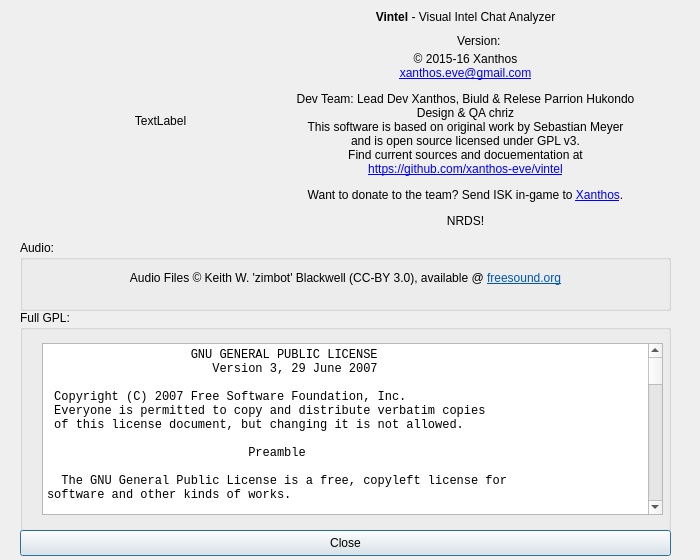
This is src/vi/ui/Info.ui in Xanthos-Code/vintel as Qt 5 draws it before an edit. The edited form follows.
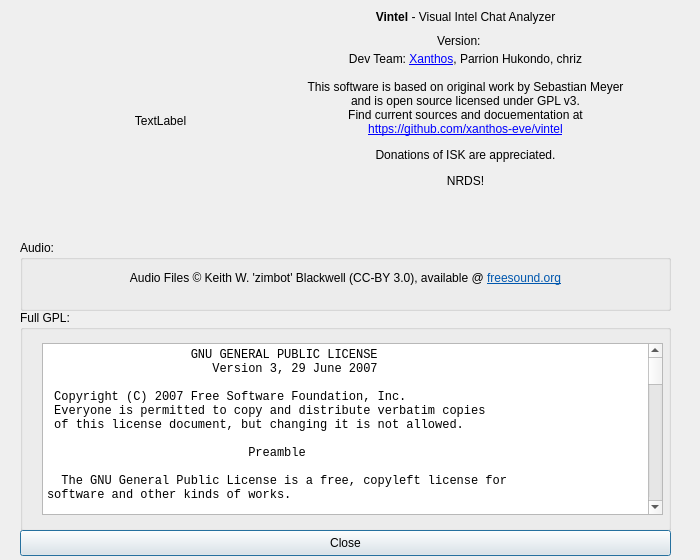
This is the edited form.

```diff
--- a/src/vi/ui/Info.ui
+++ b/src/vi/ui/Info.ui
@@ -746,11 +746,11 @@
      <x>260</x>
      <y>10</y>
      <width>411</width>
-     <height>251</height>
+     <height>231</height>
     </rect>
    </property>
    <property name="text">
-    <string>&lt;html&gt;&lt;head/&gt;&lt;body&gt;&lt;p align=&quot;center&quot;&gt;&lt;span style=&quot; font-weight:600;&quot;&gt;Vintel&lt;/span&gt; - Visual Intel Chat Analyzer&lt;br/&gt;&lt;br/&gt;&lt;br/&gt;© 2015-16 Xanthos &lt;br/&gt;&lt;a href=&quot;mailto:xanthos.eve@gmail.com&quot;&gt;&lt;span style=&quot; text-decoration: underline; color:#0000ff;&quot;&gt;xanthos.eve@gmail.com&lt;/span&gt;&lt;/a&gt;&lt;/p&gt;&lt;p align=&quot;center&quot;&gt;Dev Team: Lead Dev Xanthos, Biuld &amp;amp; Relese Parrion Hukondo&lt;br/&gt;Design &amp;amp; QA chriz&lt;br/&gt;This software is based on original work by Sebastian Meyer &lt;br/&gt;and is open source licensed under GPL v3.&lt;br/&gt;Find current sources and docuementation at&lt;br/&gt;&lt;a href=&quot;https://github.com/XanthosX/vintel&quot;&gt;&lt;span style=&quot; text-decoration: underline; color:#0000ff;&quot;&gt;https://github.com/xanthos-eve/vintel&lt;/span&gt;&lt;/a&gt;&lt;/p&gt;&lt;p align=&quot;center&quot;&gt;Want to donate to the team? Send ISK in-game to &lt;a href=&quot;http://image.eveonline.com/Character/183452271_256.jpg&quot;&gt;&lt;span style=&quot; text-decoration: underline; color:#0000ff;&quot;&gt;Xanthos&lt;/span&gt;&lt;/a&gt;.&lt;/p&gt;&lt;p align=&quot;center&quot;&gt;NRDS!&lt;/p&gt;&lt;/body&gt;&lt;/html&gt;</string>
+    <string>&lt;html&gt;&lt;head/&gt;&lt;body&gt;&lt;p align=&quot;center&quot;&gt;&lt;span style=&quot; font-weight:600;&quot;&gt;Vintel&lt;/span&gt; - Visual Intel Chat Analyzer&lt;br/&gt;&lt;br/&gt;&lt;br/&gt;Dev Team: &lt;a href=&quot;xanthos.eve@gmail.com&quot;&gt;&lt;span style=&quot; text-decoration: underline; color:#0000ff;&quot;&gt;Xanthos&lt;/span&gt;&lt;/a&gt;, Parrion Hukondo, chriz&lt;br/&gt;&lt;br/&gt;This software is based on original work by Sebastian Meyer &lt;br/&gt;and is open source licensed under GPL v3.&lt;br/&gt;Find current sources and docuementation at&lt;br/&gt;&lt;a href=&quot;https://github.com/XanthosX/vintel&quot;&gt;&lt;span style=&quot; text-decoration: underline; color:#0000ff;&quot;&gt;https://github.com/xanthos-eve/vintel&lt;/span&gt;&lt;/a&gt;&lt;/p&gt;&lt;p align=&quot;center&quot;&gt;Donations of ISK are appreciated.&lt;/p&gt;&lt;p align=&quot;center&quot;&gt;NRDS!&lt;/p&gt;&lt;/body&gt;&lt;/html&gt;</string>
    </property>
    <property name="alignment">
     <set>Qt::AlignHCenter|Qt::AlignTop</set>
@@ -762,7 +762,7 @@
   <widget class="QLabel" name="versionLabel">
    <property name="geometry">
     <rect>
-     <x>370</x>
+     <x>350</x>
      <y>30</y>
      <width>221</width>
      <height>21</height>
```
